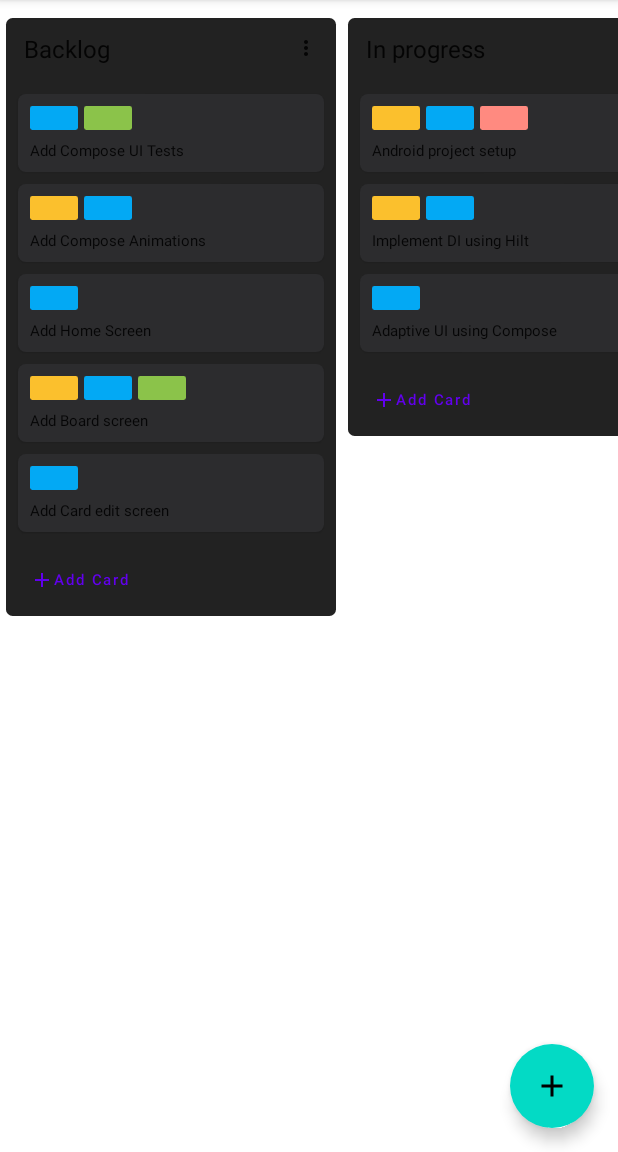
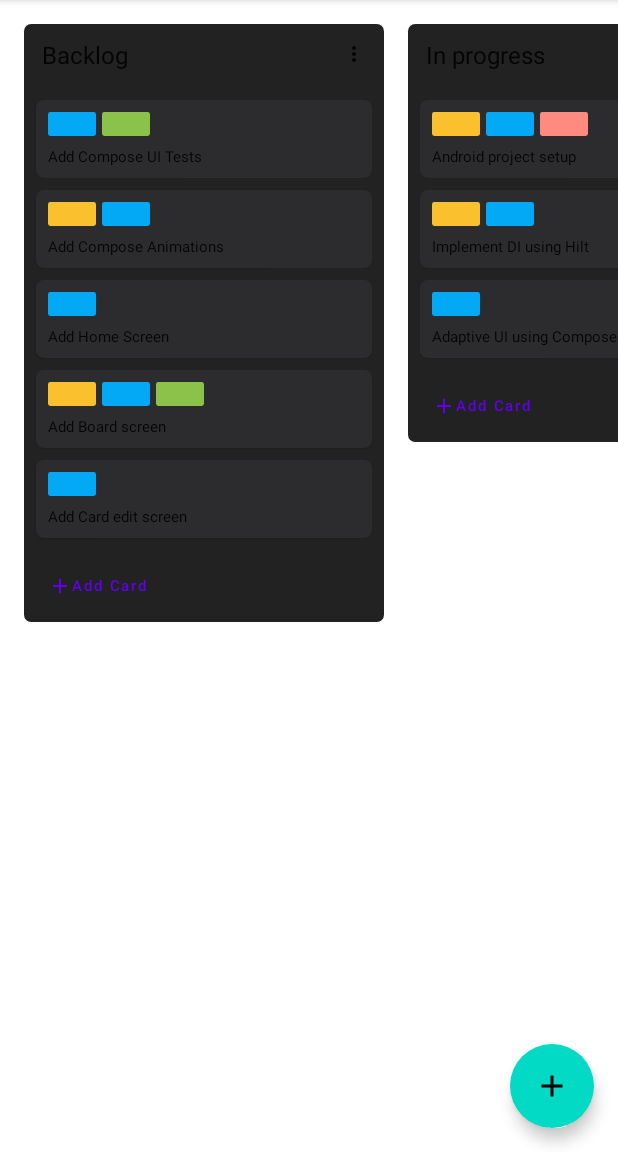
Before and after one commit to pushpalroy/jetTaskBoard, an Android app built with Jetpack Compose: the TaskBoardRoute screen opened through its navigation route, on a phone screen of 412 x 824 dp, the part 84-1236 px from its top. Run offline under Robolectric (Android 15) with nearby library versions, the phone set to English and light mode, and no system bars; our stand-ins replace Dagger/Hilt's generated code, Room's generated code, accompanist; libraries missing offline, so code that uses them is left out: com.google.accompanist.insets; pictures from the network do not load; 1 statement that could not run was skipped.

Commit message:
Code refactor

```diff
--- a/core/ui/src/main/java/com/jetapps/jettaskboard/zoomable/ZoomableState.kt
+++ b/core/ui/src/main/java/com/jetapps/jettaskboard/zoomable/ZoomableState.kt
@@ -89,7 +89,10 @@ class ZoomableState(
     zoomChange: Float,
     panChange: Offset,
     rotationChange: Float,
-    animationSpec: AnimationSpec<Float> = SpringSpec(stiffness = Spring.StiffnessMediumLow)
+    animationSpec: AnimationSpec<Float> = SpringSpec(
+      dampingRatio = 0.5f,
+      stiffness = Spring.StiffnessLow
+    )
   ) {
     val baseScale = scale.value
     var previous = 0f
--- a/core/ui/src/main/java/com/jetapps/jettaskboard/zoomable/Zoomables.kt
+++ b/core/ui/src/main/java/com/jetapps/jettaskboard/zoomable/Zoomables.kt
@@ -91,7 +91,7 @@ fun Zoomable(
     } else {
       coroutineScope.launch {
         zoomableState.animateZoomToPosition(
-          zoomChange = 1.4f,
+          zoomChange = 1.2f,
           position = Offset.Zero,
           currentComposableCenter = composableCenter
         )
--- a/feature/taskboard/src/main/java/com/jetapps/jettaskboard/Board.kt
+++ b/feature/taskboard/src/main/java/com/jetapps/jettaskboard/Board.kt
@@ -32,8 +32,8 @@ import androidx.compose.ui.platform.LocalView
 import androidx.compose.ui.unit.dp
 import androidx.compose.ui.unit.sp
 import com.jetapps.jettaskboard.components.TaskCard
+import com.jetapps.jettaskboard.draganddrop.DragInfoState
 import com.jetapps.jettaskboard.draganddrop.DragTarget
-import com.jetapps.jettaskboard.draganddrop.DragInfoState
 import com.jetapps.jettaskboard.draganddrop.DroppingArea
 import com.jetapps.jettaskboard.draganddrop.LongPressDraggable
 import com.jetapps.jettaskboard.model.ListModel
@@ -102,7 +102,7 @@ fun Lists(
 
   DroppingArea(
     modifier = Modifier
-      .padding(4.dp)
+      .padding(start = 16.dp, end = 0.dp, top = 16.dp, bottom = 8.dp)
       .background(
         color = Color(0xFF222222),
         shape = RoundedCornerShape(2)
@@ -115,7 +115,7 @@ fun Lists(
           color = getBgColor(isInBound, boardState.isDragging),
           shape = RoundedCornerShape(2)
         )
-        .width(220.dp)
+        .width(240.dp)
         .padding(4.dp)
     ) {
       ListHeader(
--- a/feature/taskboard/src/main/java/com/jetapps/jettaskboard/TaskBoardScreen.kt
+++ b/feature/taskboard/src/main/java/com/jetapps/jettaskboard/TaskBoardScreen.kt
@@ -3,7 +3,6 @@ package com.jetapps.jettaskboard
 import androidx.compose.foundation.layout.Box
 import androidx.compose.foundation.layout.BoxScope
 import androidx.compose.foundation.layout.fillMaxSize
-import androidx.compose.foundation.layout.padding
 import androidx.compose.material.FloatingActionButton
 import androidx.compose.material.Icon
 import androidx.compose.material.IconButton
@@ -19,7 +18,6 @@ import androidx.compose.material.rememberScaffoldState
 import androidx.compose.runtime.Composable
 import androidx.compose.runtime.rememberCoroutineScope
 import androidx.compose.ui.Modifier
-import androidx.compose.ui.unit.dp
 import androidx.hilt.navigation.compose.hiltViewModel
 import com.jetapps.jettaskboard.zoomable.Zoomable
 import com.jetapps.jettaskboard.zoomable.rememberZoomableState
@@ -46,16 +44,14 @@ fun TaskBoardRoute(
   ) {
     Surface(
       modifier = modifier
-        .padding(top = 8.dp)
         .fillMaxSize(),
       color = MaterialTheme.colors.background
     ) {
-      val coroutineScope = rememberCoroutineScope()
       Zoomable(
-        coroutineScope = coroutineScope,
-        content = {
+        coroutineScope = rememberCoroutineScope()
+      ) {
         Box(
-            modifier = modifier.fillMaxSize()
+          modifier = Modifier.fillMaxSize()
         ) {
           Board(
             modifier = Modifier,
@@ -64,7 +60,6 @@ fun TaskBoardRoute(
           )
         }
       }
-      )
     }
   }
 }
```
Lines whose indentation alone changed are shown as unchanged.
